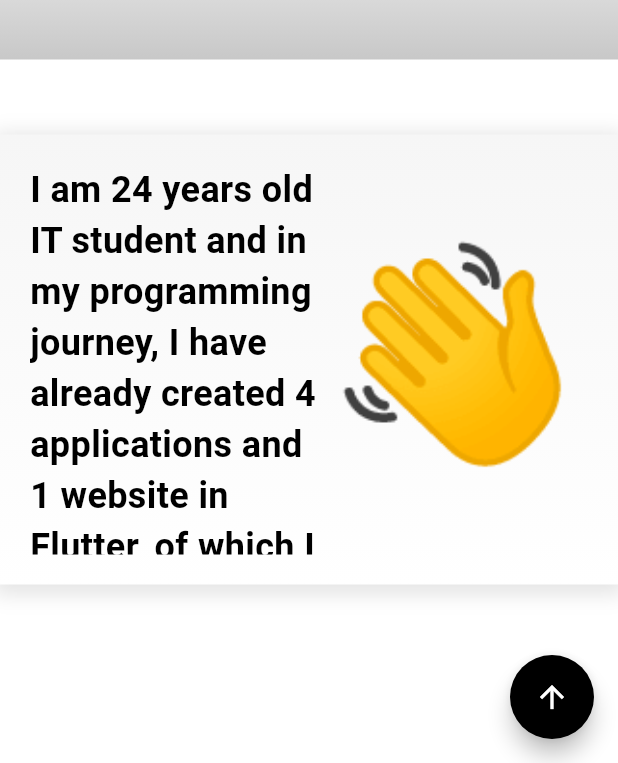
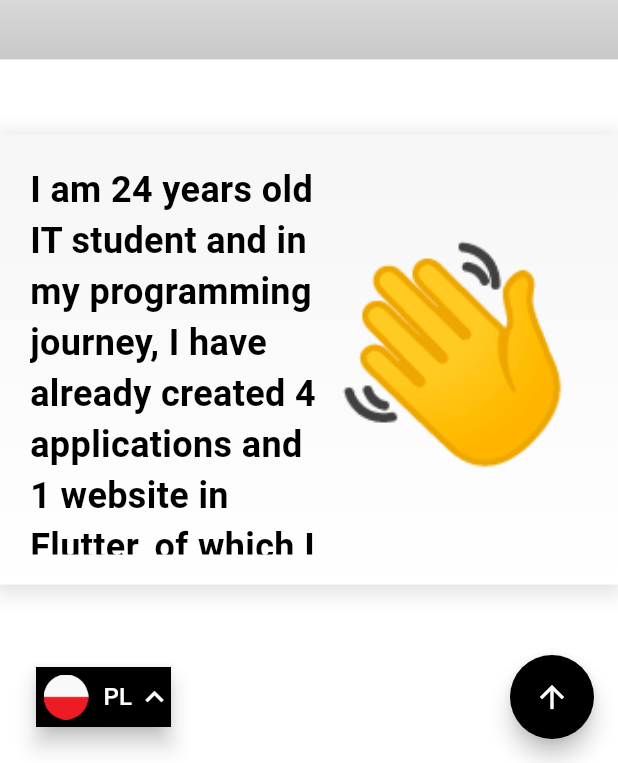
Before and after one commit to maciejsulikowski/my_website, a Flutter app: the screen it shows after launch, scrolled down 576 dp, on a phone screen of 412 x 824 dp, the part 473-1236 px from its top. Run offline on Flutter 3.47's test engine with Material 3 defaults, Android fonts, the phone set to English and light mode, and no system bars; our stand-ins replace animated_text_kit, google_fonts, lottie, visibility_detector.

Commit message:
Create FloatingActionButtons for Language and Animation

```diff
--- a/lib/app/features/main_layout/main_layout.dart
+++ b/lib/app/features/main_layout/main_layout.dart
@@ -1,7 +1,11 @@
 import 'package:flutter/material.dart';
+import 'package:flutter/widgets.dart';
+import 'package:google_fonts/google_fonts.dart';
 import 'package:my_website/app/features/widgets/about_me/about_app_widget.dart';
 import 'package:my_website/app/features/widgets/about_me/about_app_widget_second.dart';
 import 'package:my_website/app/features/widgets/contact/contact_widget.dart';
+import 'package:my_website/app/features/widgets/floating_action_buttons/language_floating_action_button.dart';
+import 'package:my_website/app/features/widgets/floating_action_buttons/up_arrow_floating_action_button.dart';
 import 'package:my_website/app/features/widgets/footer/footer_widget.dart';
 import 'package:my_website/app/features/widgets/navigation/navigation_bar.dart';
 import 'package:my_website/app/features/widgets/about_me/personal_widget.dart';
@@ -19,14 +23,19 @@ class MainLayout extends StatelessWidget {
   @override
   Widget build(BuildContext context) {
     return Scaffold(
-      floatingActionButton: FloatingActionButton(
-        onPressed: () {},
-        backgroundColor: Colors.black,
-        shape: const CircleBorder(),
-        child: Icon(
-          Icons.arrow_upward,
-          color: Colors.white,
-        ),
+      floatingActionButton: const Row(
+        mainAxisAlignment: MainAxisAlignment.spaceBetween,
+        children: [
+          Padding(
+            padding: EdgeInsets.only(left: 40),
+            child: SizedBox(
+              height: 40,
+              width: 90,
+              child: LanguageFloatingActionButton(),
+            ),
+          ),
+          UpArrowFloatingActionButton(),
+        ],
       ),
       body: Container(
         decoration: BoxDecoration(
--- /dev/null
+++ b/lib/app/features/widgets/floating_action_buttons/language_floating_action_button.dart
@@ -0,0 +1,52 @@
+import 'package:flutter/material.dart';
+import 'package:flutter/widgets.dart';
+import 'package:google_fonts/google_fonts.dart';
+import 'package:my_website/app/features/widgets/about_me/about_app_widget.dart';
+import 'package:my_website/app/features/widgets/about_me/about_app_widget_second.dart';
+import 'package:my_website/app/features/widgets/contact/contact_widget.dart';
+import 'package:my_website/app/features/widgets/footer/footer_widget.dart';
+import 'package:my_website/app/features/widgets/navigation/navigation_bar.dart';
+import 'package:my_website/app/features/widgets/about_me/personal_widget.dart';
+import 'package:my_website/app/features/widgets/portfolio/portfolio_widget.dart';
+import 'package:my_website/app/features/widgets/side_bar.dart';
+
+
+class LanguageFloatingActionButton extends StatelessWidget {
+  const LanguageFloatingActionButton({
+    super.key,
+  });
+
+  @override
+  Widget build(BuildContext context) {
+    return FloatingActionButton(
+        onPressed: () {},
+        backgroundColor: Colors.black,
+        shape: const RoundedRectangleBorder(),
+        child: Row(
+          children: [
+            Container(
+              margin: const EdgeInsets.all(5),
+              child: const Image(
+                image: AssetImage(
+                  'images/poland.png',
+                ),
+              ),
+            ),
+            const SizedBox(
+              width: 5,
+            ),
+            Text(
+              'PL',
+              style: GoogleFonts.aBeeZee(color: Colors.white, fontSize: 16),
+            ),
+            const SizedBox(
+              width: 3,
+            ),
+            const Icon(
+              Icons.keyboard_arrow_up,
+              color: Colors.white,
+            )
+          ],
+        ));
+  }
+}
--- /dev/null
+++ b/lib/app/features/widgets/floating_action_buttons/up_arrow_floating_action_button.dart
@@ -0,0 +1,32 @@
+import 'package:flutter/material.dart';
+import 'package:flutter/widgets.dart';
+import 'package:google_fonts/google_fonts.dart';
+import 'package:my_website/app/features/widgets/about_me/about_app_widget.dart';
+import 'package:my_website/app/features/widgets/about_me/about_app_widget_second.dart';
+import 'package:my_website/app/features/widgets/contact/contact_widget.dart';
+import 'package:my_website/app/features/widgets/floating_action_buttons/language_floating_action_button.dart';
+import 'package:my_website/app/features/widgets/footer/footer_widget.dart';
+import 'package:my_website/app/features/widgets/navigation/navigation_bar.dart';
+import 'package:my_website/app/features/widgets/about_me/personal_widget.dart';
+import 'package:my_website/app/features/widgets/portfolio/portfolio_widget.dart';
+import 'package:my_website/app/features/widgets/side_bar.dart';
+
+
+class UpArrowFloatingActionButton extends StatelessWidget {
+  const UpArrowFloatingActionButton({
+    super.key,
+  });
+
+  @override
+  Widget build(BuildContext context) {
+    return FloatingActionButton(
+      onPressed: () {},
+      backgroundColor: Colors.black,
+      shape: const CircleBorder(),
+      child: const Icon(
+        Icons.arrow_upward,
+        color: Colors.white,
+      ),
+    );
+  }
+}
```
Also changed, not shown: images/great_britain.png (added), images/poland.png (added).
